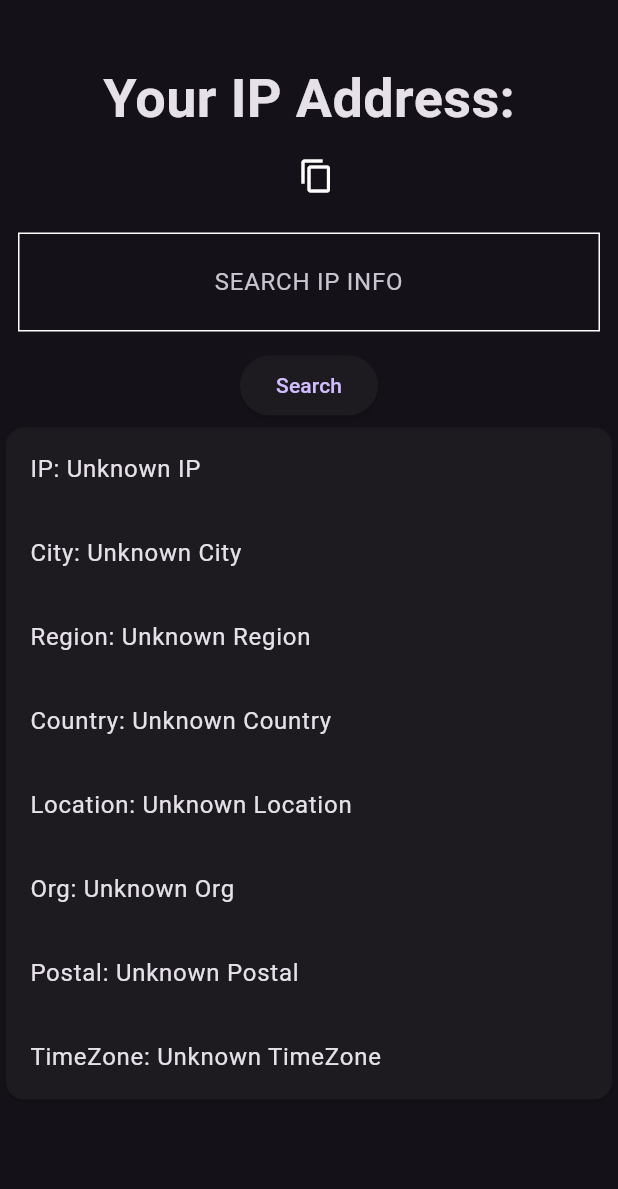
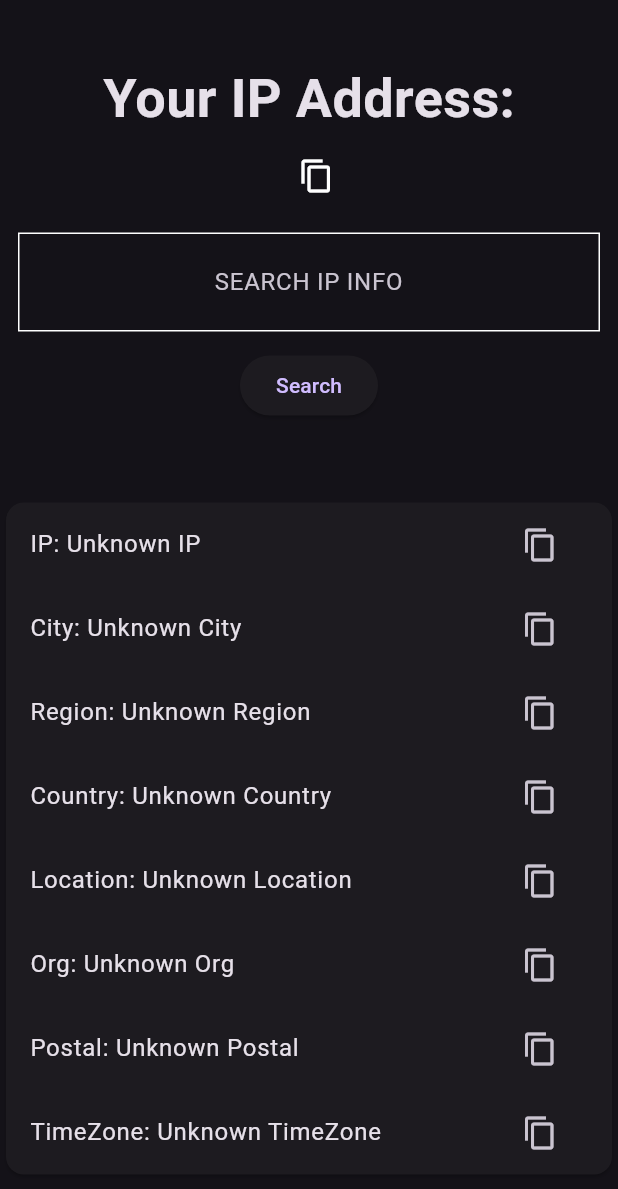
Before and after one commit to xuantruongit32/check_ipinfo, a Flutter app: the HomePage screen opened directly with empty values, on a phone screen of 412 x 824 dp. Shown: the top 1189 px of the screen. Run offline on Flutter 3.47's test engine with Material 3 defaults, Android fonts, the phone set to English and light mode, and no system bars; our stand-ins replace gap; network calls fail.

Commit message:
feat: add copy button in each listile

```diff
--- a/checkip/lib/homePage.dart
+++ b/checkip/lib/homePage.dart
@@ -40,6 +40,7 @@ class _HomePageState extends State<HomePage> {
 
     return Scaffold(
       body: SafeArea(
+        child: SingleChildScrollView(
           child: Column(
             children: [
               const Gap(40),
@@ -90,14 +91,18 @@ class _HomePageState extends State<HomePage> {
                 onPressed: () {
                   fetchIpInfo();
                 },
-              child: const Text('Search'),
+                child: const Text(
+                  'Search',
                 ),
+              ),
+              const Gap(50),
               InfoPage(
                 ipinfo: ipinfo,
               ),
             ],
           ),
         ),
+      ),
     );
   }
 }
--- a/checkip/lib/infoPage.dart
+++ b/checkip/lib/infoPage.dart
@@ -1,5 +1,6 @@
 import 'package:checkip/model/ip.dart';
 import 'package:flutter/material.dart';
+import 'package:flutter/services.dart';
 
 class InfoPage extends StatefulWidget {
   const InfoPage({super.key, required this.ipinfo});
@@ -15,32 +16,50 @@ class _InfoPageState extends State<InfoPage> {
     return Card(
       child: Column(
         children: [
-          ListTile(
-            title: Text('IP: ${widget.ipinfo.ip ?? "Unknown IP"}'),
+          _buildListTile(
+            'IP: ${widget.ipinfo.ip ?? "Unknown IP"}',
           ),
-          ListTile(
-            title: Text('City: ${widget.ipinfo.city ?? "Unknown City"}'),
+          _buildListTile(
+            'City: ${widget.ipinfo.city ?? "Unknown City"}',
           ),
-          ListTile(
-            title: Text('Region: ${widget.ipinfo.region ?? "Unknown Region"}'),
+          _buildListTile(
+            'Region: ${widget.ipinfo.region ?? "Unknown Region"}',
           ),
-          ListTile(
-            title: Text('Country: ${widget.ipinfo.country ?? "Unknown Country"}'),
+          _buildListTile(
+            'Country: ${widget.ipinfo.country ?? "Unknown Country"}',
           ),
-          ListTile(
-            title: Text('Location: ${widget.ipinfo.loc ?? "Unknown Location"}'),
+          _buildListTile(
+            'Location: ${widget.ipinfo.loc ?? "Unknown Location"}',
           ),
-          ListTile(
-            title: Text('Org: ${widget.ipinfo.org ?? "Unknown Org"}'),
+          _buildListTile(
+            'Org: ${widget.ipinfo.org ?? "Unknown Org"}',
           ),
-          ListTile(
-            title: Text('Postal: ${widget.ipinfo.postal ?? "Unknown Postal"}'),
+          _buildListTile(
+            'Postal: ${widget.ipinfo.postal ?? "Unknown Postal"}',
           ),
-          ListTile(
-            title: Text('TimeZone: ${widget.ipinfo.timezone ?? "Unknown TimeZone"}'),
+          _buildListTile(
+            'TimeZone: ${widget.ipinfo.timezone ?? "Unknown TimeZone"}',
           ),
         ],
       ),
     );
   }
+
+  ListTile _buildListTile(String title) {
+    final splitTitle = title.split(':');
+    final copiedContent = splitTitle.length > 1 ? splitTitle[1].trim() : '';
+    return ListTile(
+      title: Text(title),
+      trailing: IconButton(
+        icon: const Icon(
+          Icons.content_copy,
+        ),
+        onPressed: () {
+          Clipboard.setData(
+            ClipboardData(text: copiedContent),
+          );
+        },
+      ),
+    );
+  }
 }
```
Lines whose indentation alone changed are shown as unchanged.
